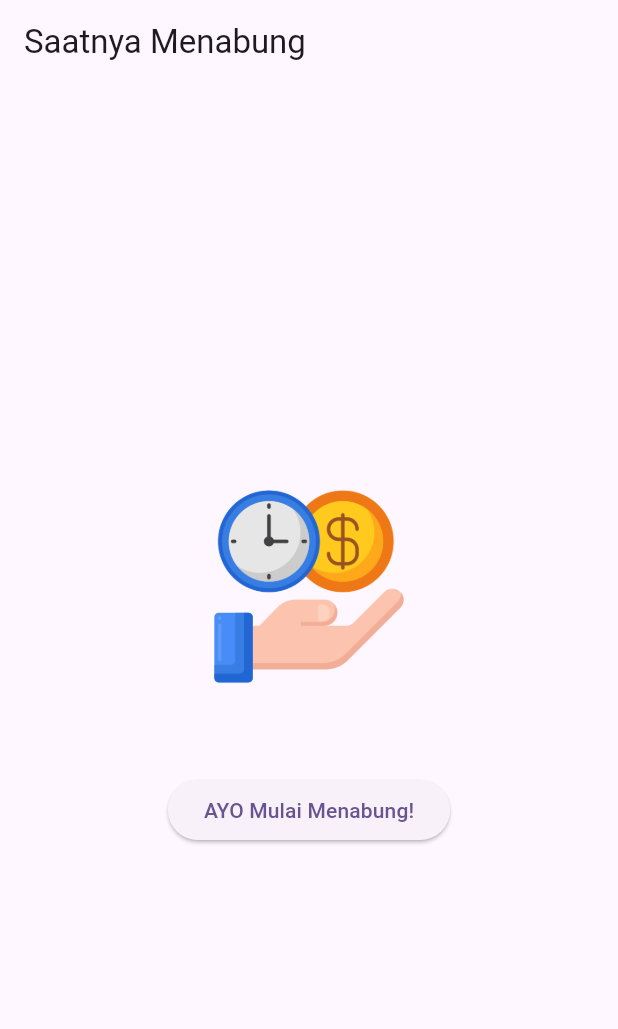
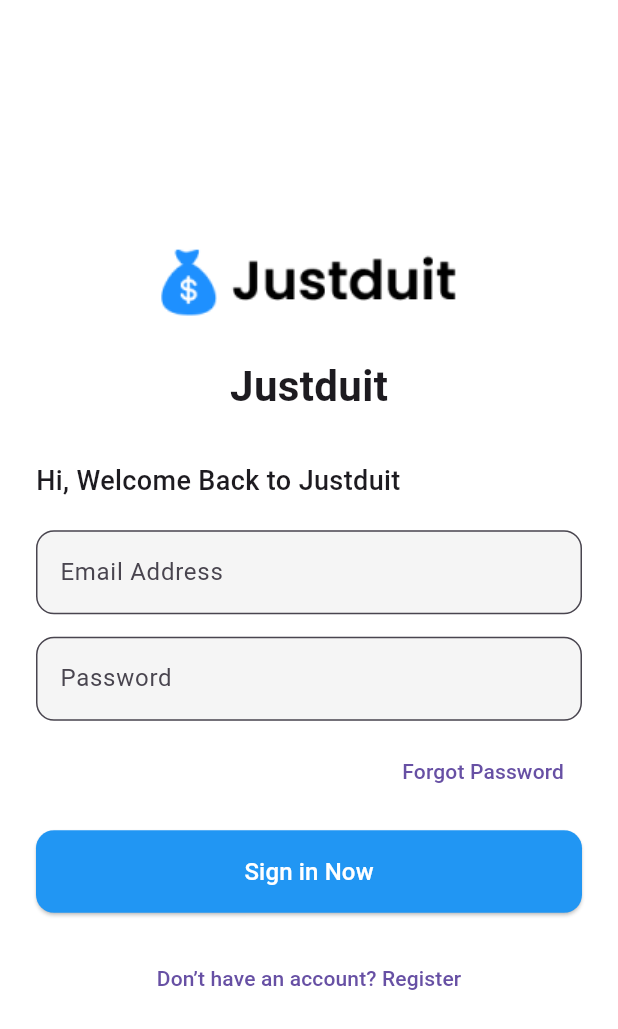
Before and after one commit to Anggunsafitri22/prak-mobilelanjut-2307051004, a Flutter app: the screen it shows after launch, on a phone screen of 412 x 824 dp. Shown: the top 1029 px of the screen. Run offline on Flutter 3.47's test engine with Material 3 defaults, Android fonts, the phone set to English and light mode, and no system bars.

Commit message:
hasil tampilan login

```diff
--- a/lib/main.dart
+++ b/lib/main.dart
@@ -1,6 +1,5 @@
 import 'package:flutter/material.dart';
-import 'package:myapp/basic_widget.dart';
-// kalau mau coba yang lain bisa ganti jadi column_widget.dart atau row_widget.dart
+import 'screens/login_screen.dart';
 
 void main() {
   runApp(const MyApp());
@@ -12,12 +11,12 @@ class MyApp extends StatelessWidget {
   @override
   Widget build(BuildContext context) {
     return MaterialApp(
-      title: 'Praktikum Mobile Lanjut',
+      debugShowCheckedModeBanner: false,
+      title: 'Flutter Login Register',
       theme: ThemeData(
-        colorScheme: ColorScheme.fromSeed(seedColor: Colors.deepPurple),
-        useMaterial3: true,
+        primarySwatch: Colors.blue,
       ),
-      home: const BasicWidget(),
+      home: const LoginScreen(),
     );
   }
 }
--- /dev/null
+++ b/lib/screens/login_screen.dart
@@ -0,0 +1,111 @@
+import 'package:flutter/material.dart';
+import 'signup_screen.dart';
+
+class LoginScreen extends StatelessWidget {
+  const LoginScreen({super.key});
+
+  @override
+  Widget build(BuildContext context) {
+    return Scaffold(
+      backgroundColor: Colors.white,
+      body: Center(
+        child: SingleChildScrollView(
+          padding: const EdgeInsets.all(24.0),
+          child: Column(
+            crossAxisAlignment: CrossAxisAlignment.start,
+            children: [
+              Center(
+                child: Column(
+                  children: [
+                    Image.asset(
+                      "assets/images/mola.png",
+                      height: 80,
+                    ),
+                    const SizedBox(height: 10),
+                    const Text(
+                      "Justduit",
+                      style: TextStyle(
+                        fontSize: 28,
+                        fontWeight: FontWeight.bold,
+                      ),
+                    ),
+                  ],
+                ),
+              ),
+              const SizedBox(height: 30),
+              const Text(
+                "Hi, Welcome Back to Justduit",
+                style: TextStyle(fontSize: 18, fontWeight: FontWeight.w500),
+              ),
+              const SizedBox(height: 20),
+              TextFormField(
+                decoration: InputDecoration(
+                  labelText: "Email Address",
+                  hintText: "Enter your email",
+                  filled: true,
+                  fillColor: Colors.grey[100],
+                  border: OutlineInputBorder(
+                    borderRadius: BorderRadius.circular(12),
+                  ),
+                ),
+              ),
+              const SizedBox(height: 15),
+              TextFormField(
+                obscureText: true,
+                decoration: InputDecoration(
+                  labelText: "Password",
+                  hintText: "Enter your password",
+                  filled: true,
+                  fillColor: Colors.grey[100],
+                  border: OutlineInputBorder(
+                    borderRadius: BorderRadius.circular(12),
+                  ),
+                ),
+              ),
+              const SizedBox(height: 10),
+              Align(
+                alignment: Alignment.centerRight,
+                child: TextButton(
+                  onPressed: () {},
+                  child: const Text("Forgot Password"),
+                ),
+              ),
+              const SizedBox(height: 15),
+              SizedBox(
+                width: double.infinity,
+                child: ElevatedButton(
+                  style: ElevatedButton.styleFrom(
+                    padding: const EdgeInsets.symmetric(vertical: 16),
+                    backgroundColor: Colors.blue,
+                    shape: RoundedRectangleBorder(
+                      borderRadius: BorderRadius.circular(12),
+                    ),
+                  ),
+                  onPressed: () {},
+                  child: const Text(
+                    "Sign in Now",
+                    style: TextStyle(fontSize: 16, color: Colors.white),
+                  ),
+                ),
+              ),
+              const SizedBox(height: 20),
+              Center(
+                child: TextButton(
+                  onPressed: () {
+                    Navigator.push(
+                      context,
+                      MaterialPageRoute(
+                        builder: (context) => const SignupScreen(),
+                      ),
+                    );
+                  },
+                  child: const Text("Don’t have an account? Register"),
+                ),
+              ),
+            ],
+          ),
+        ),
+      ),
+    );
+  }
+}
--- a/pubspec.yaml
+++ b/pubspec.yaml
@@ -21,4 +21,4 @@ flutter:
   uses-material-design: true
 
   assets:
-    - assets/images/logo.png
+    - assets/images/mola.png
```
Also changed, not shown: lib/screens/signup_screen.dart (added, +142 -0 lines), assets/images/logo.png (deleted), assets/images/mola.png (added).
